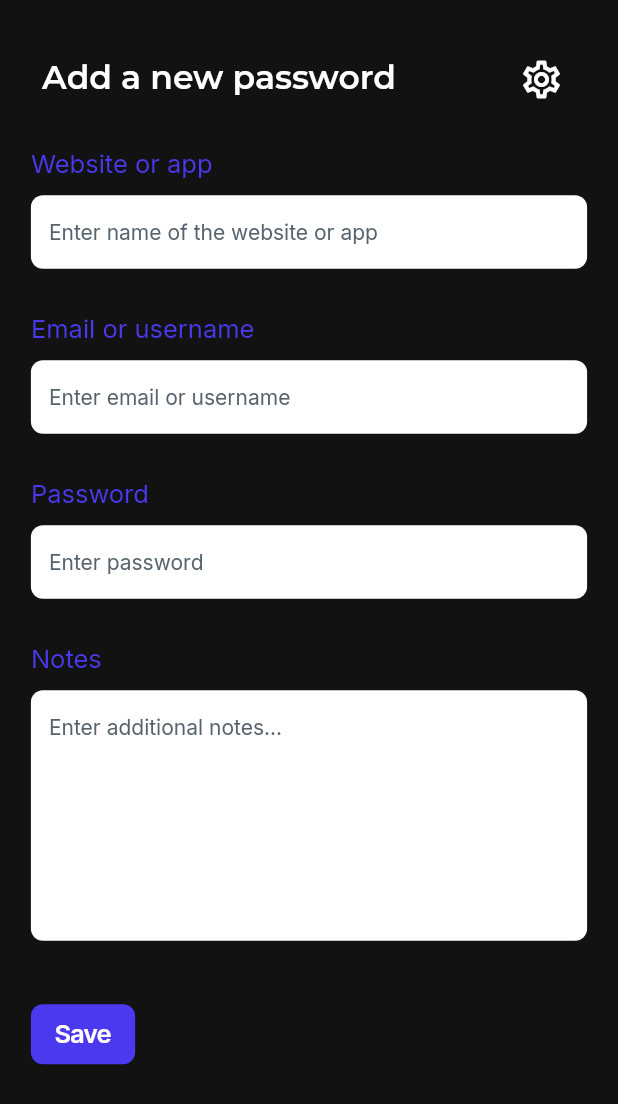
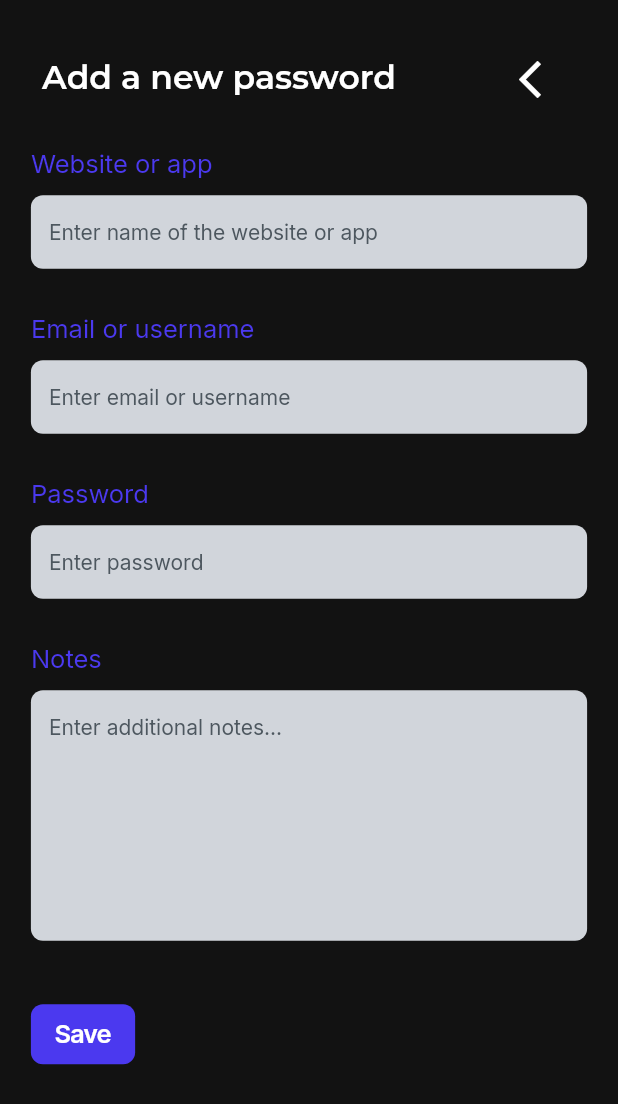
Before and after one commit to Anzasu/ZeroVault, a Flutter app: the AddPassPageWidget screen opened by its route, on a phone screen of 412 x 824 dp. Shown: the top 1104 px of the screen. Run offline on Flutter 3.47's test engine with Material 3 defaults, Android fonts, the phone set to English and light mode, and no system bars; drawn by our look-alikes of auto_size_text; our stand-ins replace dropdown_button2, flutter_secure_storage, font_awesome_flutter, from_css_color, go_router, google_fonts and 5 more; missing offline and left inert: encrypt, json_path; accounts and stored records are empty.

Commit message:
16.05.26: see pass page done + slight changes to the colors

```diff
--- a/lib/frontend/flutter_flow/flutter_flow_theme.dart
+++ b/lib/frontend/flutter_flow/flutter_flow_theme.dart
@@ -147,9 +147,9 @@ class LightModeTheme extends FlutterFlowTheme {
   late Color tertiary = const Color(0xFFEE8B60);
   late Color alternate = const Color(0xFFE0E3E7);
   late Color primaryText = const Color(0xFF14181B);
-  late Color secondaryText = const Color(0xFF57636C);
+  late Color secondaryText = const Color.fromARGB(255, 77, 87, 95);
   late Color primaryBackground = const Color(0xFFF1F4F8);
-  late Color secondaryBackground = const Color(0xFFFFFFFF);
+  late Color secondaryBackground = const Color(0xFFD1D5DB);
   late Color accent1 = const Color(0x4C4B39EF);
   late Color accent2 = const Color(0x4D39D2C0);
   late Color accent3 = const Color(0x4DEE8B60);
--- a/lib/frontend/pages/pass_pages/add_pass_page/add_pass_page_widget.dart
+++ b/lib/frontend/pages/pass_pages/add_pass_page/add_pass_page_widget.dart
@@ -96,25 +96,14 @@ class _AddPassPageWidgetState extends State<AddPassPageWidget> {
               ),
             ),
             actions: [
-              Align(
-                alignment: AlignmentDirectional(0.0, 0.0),
-                child: Padding(
-                  padding:
-                      EdgeInsetsDirectional.fromSTEB(16.0, 30.0, 30.0, 0.0),
+              Padding(
+            padding: const EdgeInsetsDirectional.fromSTEB(16.0, 30.0, 30.0, 0.0),
             child: FlutterFlowIconButton(
               borderColor: Colors.transparent,
               borderRadius: 20.0,
-                    borderWidth: 1.0,
               buttonSize: 44.0,
-                    icon: Icon(
-                      Icons.settings_outlined,
-                      color: Colors.white,
-                      size: 30.0,
-                    ),
-                    onPressed: () {
-                      print('IconButton pressed ...');
-                    },
-                  ),
+              icon: const Icon(Icons.arrow_back_ios, color: Colors.white, size: 30.0),
+              onPressed: () => Navigator.of(context).pop(),
             ),
           ),
             ],
```
Also changed, not shown: lib/frontend/flutter_flow/nav/nav.dart (+11 -10 lines), lib/frontend/pages/pass_pages/see_pass_page/see_pass_page_widget.dart (+75 -32 lines), lib/frontend/pages/vault/vault_widget.dart (+6 -6 lines). Lines whose indentation alone changed are shown as unchanged.
